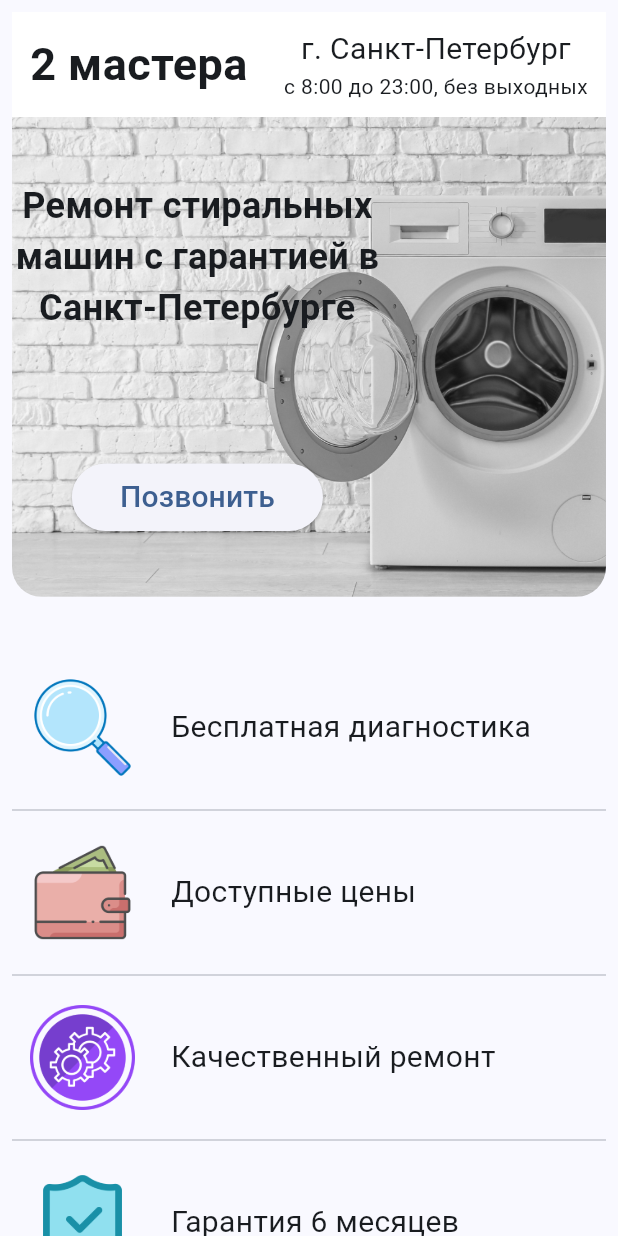
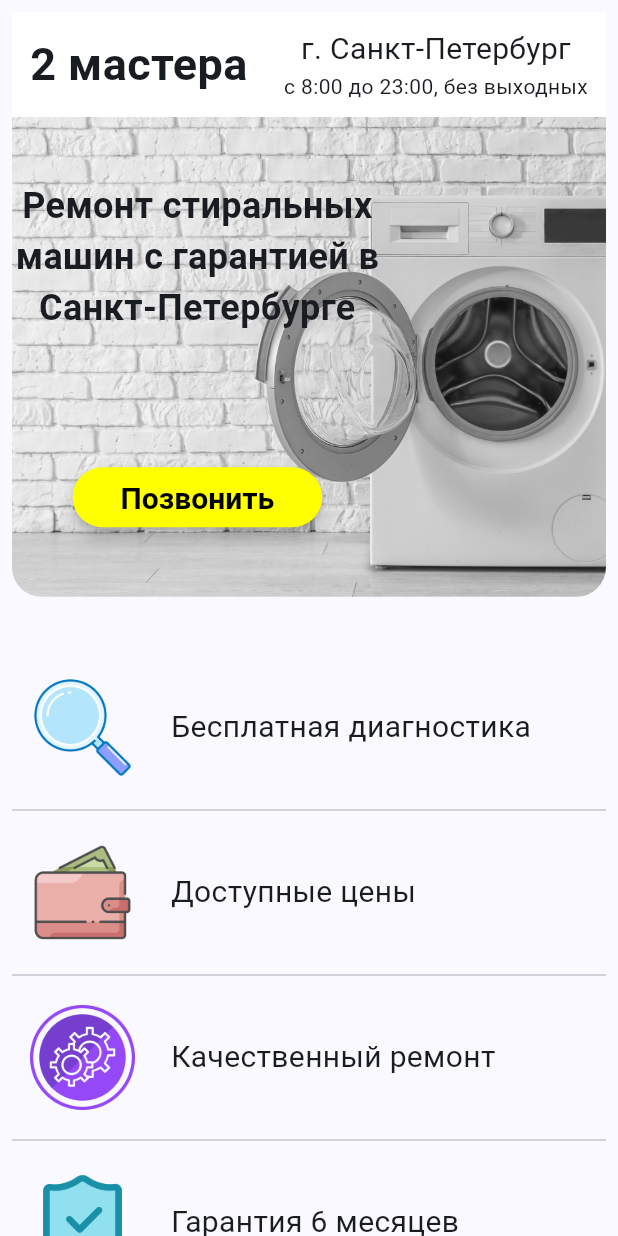
Before and after one commit to RfMakar/2foreman, a Flutter app: the screen it shows after launch, after a tap on "Позвонить", on a phone screen of 412 x 824 dp. Run offline on Flutter 3.47's test engine with Material 2 defaults, Android fonts, the phone set to English and light mode, and no system bars.

Commit message:
Новые стиль кнопки позвонить

```diff
--- a/lib/main.dart
+++ b/lib/main.dart
@@ -4,6 +4,5 @@ import 'package:flutter_web_plugins/url_strategy.dart';
 
 void main() {
   usePathUrlStrategy();
-
   runApp(const MyApp());
 }
--- a/lib/widgets/app_contacts.dart
+++ b/lib/widgets/app_contacts.dart
@@ -11,29 +11,22 @@ class WidgetAppContacts extends StatelessWidget {
       children: [
         Text('Контакты', style: AppTextStyle.heading2),
         const SizedBox(height: 40),
-        Row(
+        Column(
           children: [
-            Expanded(
-              child: Padding(
+            Padding(
               padding: const EdgeInsets.all(8.0),
               child: Image.asset(
                 'assets/image/image3.png',
+                height: 350,
               ),
             ),
-            ),
-            Expanded(
-              child: Column(
-                children: [
             appText('г.Санкт-Петербург'),
             Text(
               'Работаем во всех районах',
-                    style: AppTextStyle.heading5,
+              style: AppTextStyle.heading4,
             ),
             const SizedBox(height: 10),
             const ButtonCall(),
-                ],
-              ),
-            ),
           ],
         ),
       ],
@@ -41,6 +34,6 @@ class WidgetAppContacts extends StatelessWidget {
   }
 
   Widget appText(String name) {
-    return Text(name, style: AppTextStyle.heading3);
+    return Text(name, style: AppTextStyle.heading);
   }
 }
--- a/lib/widgets/app_title.dart
+++ b/lib/widgets/app_title.dart
@@ -19,7 +19,7 @@ class WidgetAppTitle extends StatelessWidget {
             ),
             child: Image.asset(
               'assets/image/image1.png',
-              height: mpSize > 800 ? 480 : 320,
+              height: mpSize > 800 ? 580 : 320,
               fit: BoxFit.fitHeight,
             ),
           ),
--- a/lib/widgets/app_uslugi.dart
+++ b/lib/widgets/app_uslugi.dart
@@ -204,6 +204,12 @@ class AppCard extends StatelessWidget {
         Padding(
           padding: const EdgeInsets.fromLTRB(0, 0, 0, 8),
           child: ElevatedButton(
+            style: ElevatedButton.styleFrom(
+              elevation: 4,
+              backgroundColor: const Color.fromRGBO(255, 255, 0, 1),
+              foregroundColor: const Color.fromARGB(255, 0, 0, 0),
+              textStyle: AppTextStyle.heading4,
+            ),
             onPressed: () {
               showModalBottomSheet(
                 context: context,
--- a/lib/widgets/button_call.dart
+++ b/lib/widgets/button_call.dart
@@ -8,6 +8,12 @@ class ButtonCall extends StatelessWidget {
   @override
   Widget build(BuildContext context) {
     return ElevatedButton(
+      style: ElevatedButton.styleFrom(
+        elevation: 4,
+        backgroundColor: const Color.fromRGBO(255, 255, 0, 1),
+        foregroundColor: const Color.fromARGB(255, 0, 0, 0),
+        textStyle: AppTextStyle.heading,
+      ),
       onPressed: () async {
         final call = Uri.parse('tel:+79219140899');
         if (await canLaunchUrl(call)) {
@@ -36,6 +42,12 @@ class ButtonCallMaster extends StatelessWidget {
   Widget build(BuildContext context) {
     return Center(
       child: ElevatedButton(
+        style: ElevatedButton.styleFrom(
+          elevation: 4,
+          backgroundColor: const Color.fromRGBO(255, 255, 0, 1),
+          foregroundColor: const Color.fromARGB(255, 0, 0, 0),
+          textStyle: AppTextStyle.heading4,
+        ),
         onPressed: () async {
           final call = Uri.parse('tel:+79219140899');
           if (await canLaunchUrl(call)) {
```
Also changed, not shown: pubspec.lock. Lines whose indentation alone changed are shown as unchanged.
